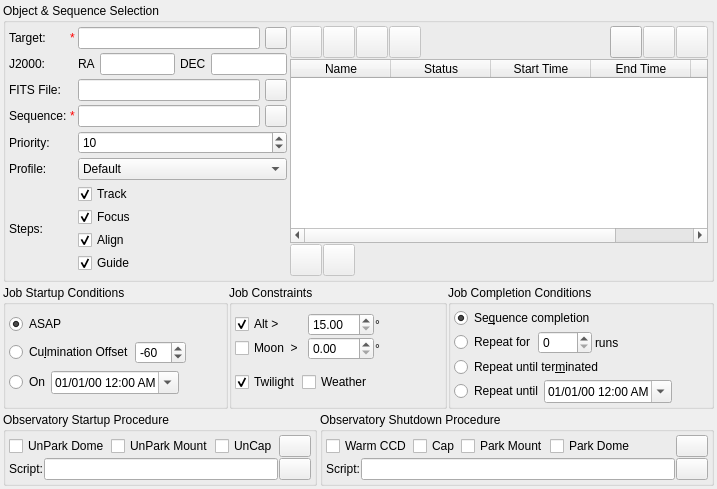
The window that kstars/ekos/scheduler/scheduler.ui (KDE/kstars) describes before a commit, drawn with Qt 5.
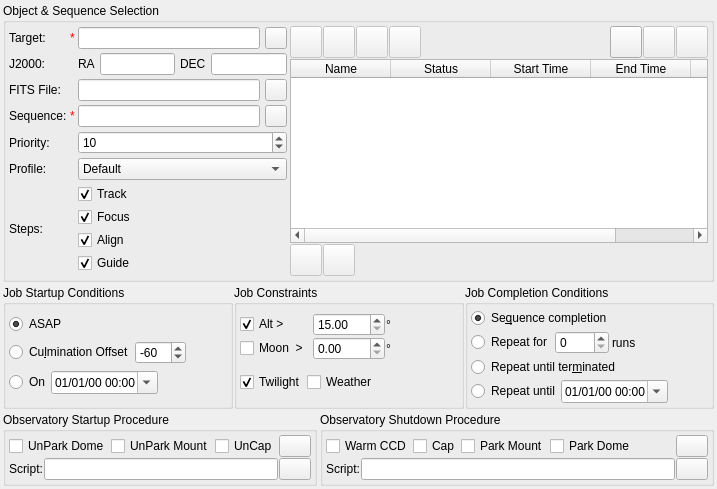
The same window after the commit. Custom widgets are drawn as their Qt base class.

Commit message: Use 24-hour format for scheduling

```diff
--- a/kstars/ekos/scheduler/scheduler.ui
+++ b/kstars/ekos/scheduler/scheduler.ui
@@ -853,7 +853,7 @@
           <item>
            <widget class="QDateTimeEdit" name="startupTimeEdit">
             <property name="displayFormat">
-             <string>dd/MM/yy h:mm AP</string>
+             <string>dd/MM/yy hh:mm</string>
             </property>
             <property name="calendarPopup">
              <bool>true</bool>
@@ -1155,7 +1155,7 @@
           <item>
            <widget class="QDateTimeEdit" name="completionTimeEdit">
             <property name="displayFormat">
-             <string>dd/MM/yy h:mm AP</string>
+             <string>dd/MM/yy hh:mm</string>
             </property>
             <property name="calendarPopup">
              <bool>true</bool>
```
Left out of the diff: 20 changed lines with no effect on the pictures.
